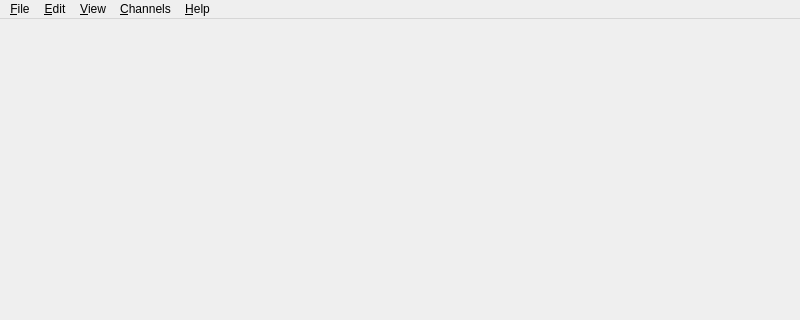
Above: src/qsamplerMainForm.ui from lxlxlo/LS-qsampler before the change; both pictures show x 0 to 800 and y 0 to 320 of the 800 by 600 pixel window. Below: the same form after it.
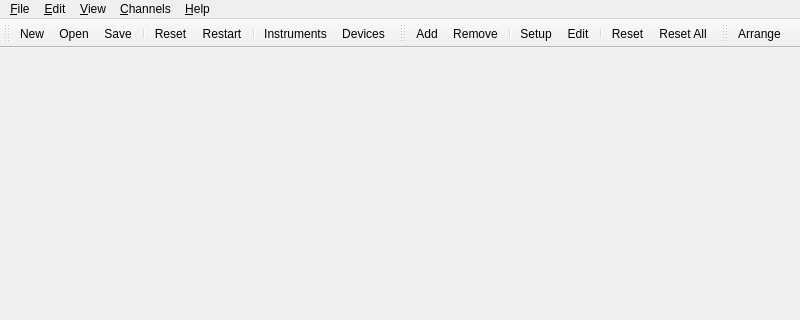
That is the form after the change. Icons and pictures are not drawn.

Commit message: - Qt4 migration: main toolbars and messages dock-widget fix.

```diff
--- a/src/qsamplerMainForm.ui
+++ b/src/qsamplerMainForm.ui
@@ -34,6 +34,48 @@
    <string>MainWindow</string>
   </property>
   <widget class="QWidget" name="centralwidget" />
+  <widget class="QToolBar" name="fileToolbar" >
+   <property name="orientation" >
+    <enum>Qt::Horizontal</enum>
+   </property>
+   <attribute name="toolBarArea" >
+    <number>4</number>
+   </attribute>
+   <addaction name="fileNewAction"/>
+   <addaction name="fileOpenAction"/>
+   <addaction name="fileSaveAction"/>
+   <addaction name="separator" />
+   <addaction name="fileResetAction"/>
+   <addaction name="fileRestartAction"/>
+   <addaction name="separator" />
+   <addaction name="viewInstrumentsAction"/>
+   <addaction name="viewDevicesAction"/>
+  </widget>
+  <widget class="QToolBar" name="editToolbar" >
+   <property name="orientation" >
+    <enum>Qt::Horizontal</enum>
+   </property>
+   <attribute name="toolBarArea" >
+    <number>4</number>
+   </attribute>
+   <addaction name="editAddChannelAction"/>
+   <addaction name="editRemoveChannelAction"/>
+   <addaction name="separator" />
+   <addaction name="editSetupChannelAction"/>
+   <addaction name="editEditChannelAction"/>
+   <addaction name="separator" />
+   <addaction name="editResetChannelAction"/>
+   <addaction name="editResetAllChannelsAction"/>
+  </widget>
+  <widget class="QToolBar" name="channelsToolbar" >
+   <property name="orientation" >
+    <enum>Qt::Horizontal</enum>
+   </property>
+   <attribute name="toolBarArea" >
+    <number>4</number>
+   </attribute>
+   <addaction name="channelsArrangeAction"/>
+  </widget>
   <widget class="QMenuBar" name="MenuBar" >
    <property name="geometry" >
     <rect>
```
The commit also changes 5 other files.
